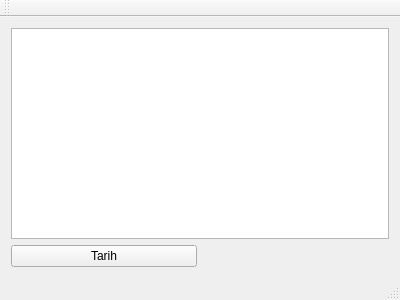
Above: qtftp.ui from hsudas/QtFtp before the change. Below: the same form after it.
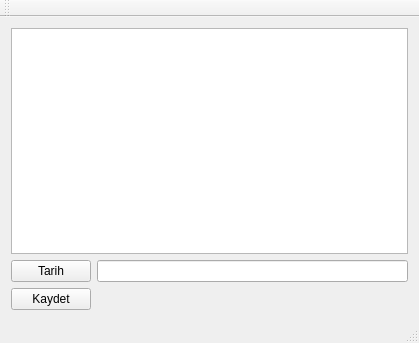
That is the form after the change.

What changed in the file:
```diff
--- a/qtftp.ui
+++ b/qtftp.ui
@@ -6,8 +6,8 @@
    <rect>
     <x>0</x>
     <y>0</y>
-    <width>400</width>
-    <height>300</height>
+    <width>419</width>
+    <height>343</height>
    </rect>
   </property>
   <property name="windowTitle">
@@ -15,15 +15,25 @@
   </property>
   <widget class="QWidget" name="centralWidget">
    <layout class="QGridLayout" name="gridLayout">
-    <item row="1" column="0">
+    <item row="3" column="0" colspan="2">
+     <widget class="QListWidget" name="listWidget"/>
+    </item>
+    <item row="4" column="0">
      <widget class="QPushButton" name="btnTarih">
       <property name="text">
        <string>Tarih</string>
       </property>
      </widget>
     </item>
-    <item row="0" column="0" colspan="2">
-     <widget class="QListWidget" name="listWidget"/>
+    <item row="4" column="1">
+     <widget class="QLineEdit" name="txtIsim"/>
+    </item>
+    <item row="5" column="0">
+     <widget class="QPushButton" name="btnKaydet">
+      <property name="text">
+       <string>Kaydet</string>
+      </property>
+     </widget>
     </item>
    </layout>
   </widget>
```
Left out of the diff: 2 changed lines with no effect on the pictures.
